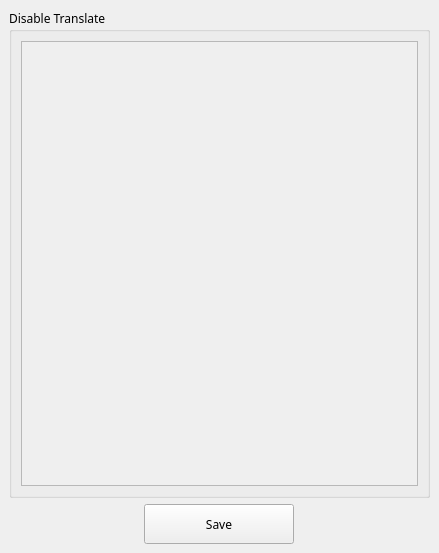
Old version of the form gui/qtui/more_ui.ui in the repository chinosk6/Trainers-Legend-G-External-Plugin.
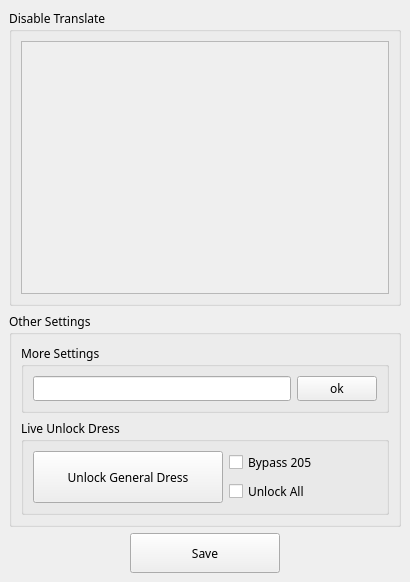
New version of the form.

```diff
--- a/gui/qtui/more_ui.ui
+++ b/gui/qtui/more_ui.ui
@@ -6,8 +6,8 @@
    <rect>
     <x>0</x>
     <y>0</y>
-    <width>439</width>
-    <height>553</height>
+    <width>410</width>
+    <height>582</height>
    </rect>
   </property>
   <property name="font">
@@ -36,8 +36,8 @@
            <rect>
             <x>0</x>
             <y>0</y>
-            <width>391</width>
-            <height>436</height>
+            <width>362</width>
+            <height>233</height>
            </rect>
           </property>
          </widget>
@@ -46,6 +46,95 @@
       </layout>
      </widget>
     </item>
+    <item>
+     <widget class="QGroupBox" name="groupBox_2">
+      <property name="title">
+       <string>Other Settings</string>
+      </property>
+      <layout class="QVBoxLayout" name="verticalLayout_2">
+       <item>
+        <widget class="QGroupBox" name="groupBox__pwd">
+         <property name="title">
+          <string>More Settings</string>
+         </property>
+         <layout class="QHBoxLayout" name="horizontalLayout_3">
+          <item>
+           <widget class="QLineEdit" name="lineEdit_pwd"/>
+          </item>
+          <item>
+           <widget class="QPushButton" name="pushButton_check_pwd">
+            <property name="text">
+             <string>ok</string>
+            </property>
+           </widget>
+          </item>
+         </layout>
+        </widget>
+       </item>
+       <item>
+        <widget class="QGroupBox" name="groupBox_bypass">
+         <property name="enabled">
+          <bool>true</bool>
+         </property>
+         <property name="title">
+          <string>Live Unlock Dress</string>
+         </property>
+         <layout class="QHBoxLayout" name="horizontalLayout_2" stretch="1,0">
+          <item>
+           <widget class="QPushButton" name="pushButton_unlock_dress">
+            <property name="minimumSize">
+             <size>
+              <width>0</width>
+              <height>40</height>
+             </size>
+            </property>
+            <property name="maximumSize">
+             <size>
+              <width>190</width>
+              <height>10000</height>
+             </size>
+            </property>
+            <property name="text">
+             <string>Unlock General Dress</string>
+            </property>
+           </widget>
+          </item>
+          <item>
+           <layout class="QVBoxLayout" name="verticalLayout_3">
+            <item>
+             <widget class="QCheckBox" name="checkBox_bypass_205">
+              <property name="text">
+               <string>Bypass 205</string>
+              </property>
+             </widget>
+            </item>
+            <item>
+             <widget class="QCheckBox" name="checkBox_unlock_plain_dress">
+              <property name="sizePolicy">
+               <sizepolicy hsizetype="Fixed" vsizetype="Fixed">
+                <horstretch>0</horstretch>
+                <verstretch>0</verstretch>
+               </sizepolicy>
+              </property>
+              <property name="maximumSize">
+               <size>
+                <width>10000</width>
+                <height>10000</height>
+               </size>
+              </property>
+              <property name="text">
+               <string>Unlock All</string>
+              </property>
+             </widget>
+            </item>
+           </layout>
+          </item>
+         </layout>
+        </widget>
+       </item>
+      </layout>
+     </widget>
+    </item>
     <item>
      <layout class="QHBoxLayout" name="horizontalLayout">
       <item>
```
